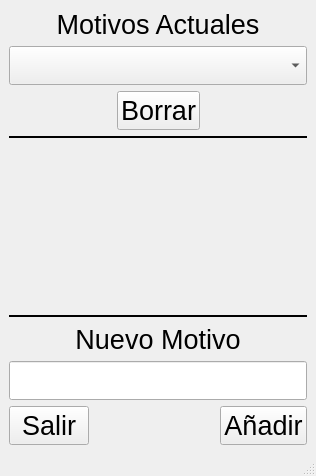
This is nuevomotivo.ui in maxi03462/Chau-QT as Qt 5 draws it before an edit. The edited form follows.
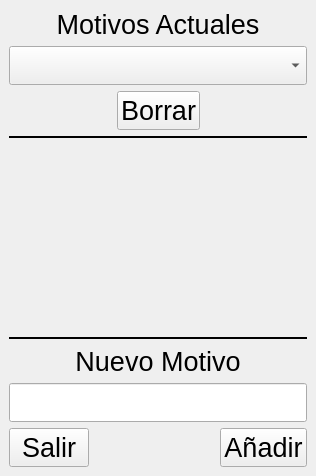
This is the edited form.

Commit message: se añadio la ventana de visualizacion, falta implementar una forma para pasar datos desde visualizar_lista a chau

Patch:
```diff
--- a/nuevomotivo.ui
+++ b/nuevomotivo.ui
@@ -222,7 +222,6 @@
     </item>
    </layout>
   </widget>
-  <widget class="QStatusBar" name="statusbar"/>
  </widget>
  <resources/>
  <connections/>
```
The commit also changes 7 other files.
